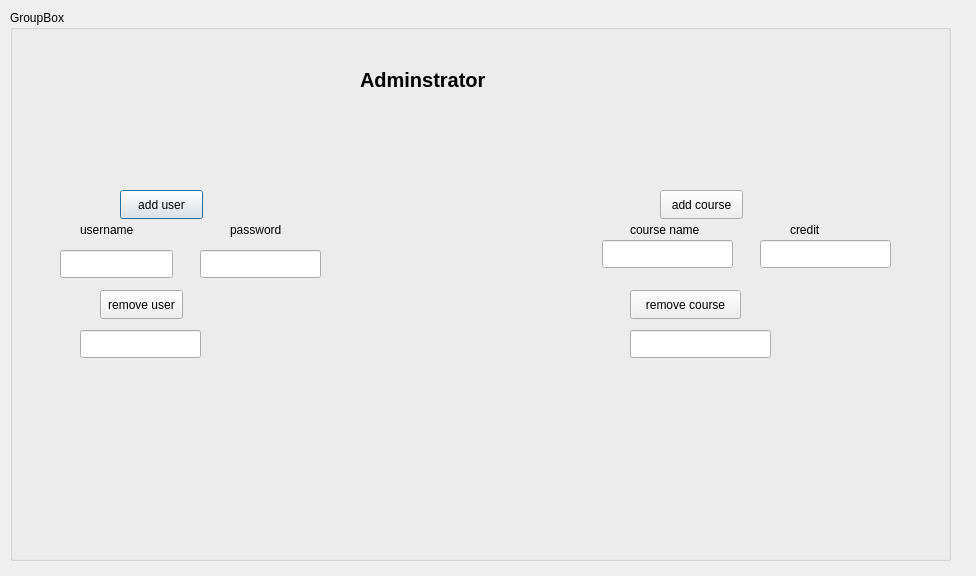
First picture: the form in SRC/adminstrator.ui, repository EyadEhab/studentManagementSystem, before the edit.
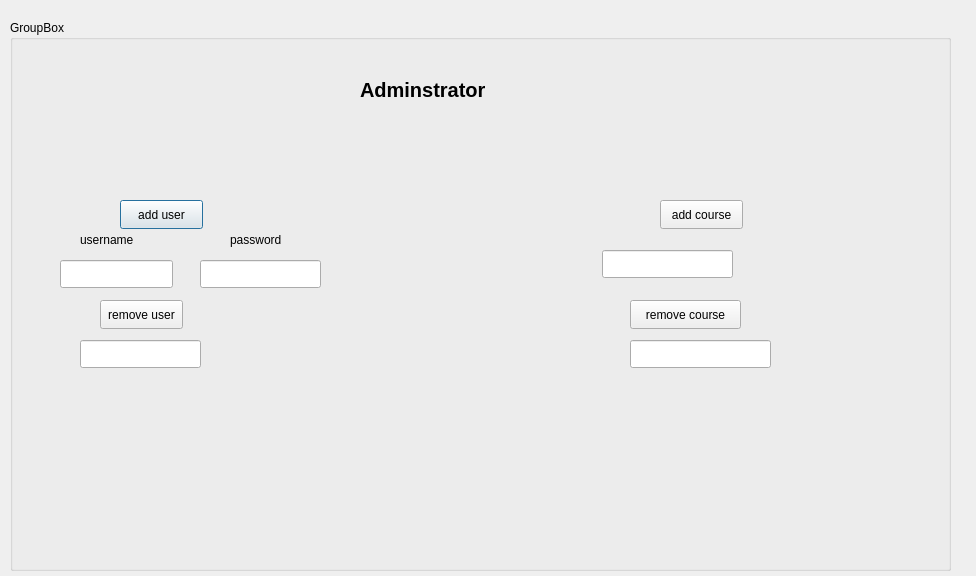
Second picture: the form after the edit.

```diff
--- a/SRC/adminstrator.ui
+++ b/SRC/adminstrator.ui
@@ -17,7 +17,7 @@
    <property name="geometry">
     <rect>
      <x>10</x>
-     <y>10</y>
+     <y>20</y>
      <width>941</width>
      <height>551</height>
     </rect>
@@ -136,17 +136,7 @@
      </rect>
     </property>
    </widget>
-   <widget class="QLineEdit" name="lineEdit_4">
-    <property name="geometry">
-     <rect>
-      <x>750</x>
-      <y>230</y>
-      <width>131</width>
-      <height>28</height>
-     </rect>
-    </property>
-   </widget>
-   <widget class="QLineEdit" name="lineEdit_6">
+   <widget class="QLineEdit" name="removeCourse1">
     <property name="geometry">
      <rect>
       <x>620</x>
@@ -156,32 +146,6 @@
      </rect>
     </property>
    </widget>
-   <widget class="QLabel" name="label_2">
-    <property name="geometry">
-     <rect>
-      <x>780</x>
-      <y>210</y>
-      <width>63</width>
-      <height>20</height>
-     </rect>
-    </property>
-    <property name="text">
-     <string>credit</string>
-    </property>
-   </widget>
-   <widget class="QLabel" name="label_3">
-    <property name="geometry">
-     <rect>
-      <x>620</x>
-      <y>210</y>
-      <width>91</width>
-      <height>20</height>
-     </rect>
-    </property>
-    <property name="text">
-     <string>course name</string>
-    </property>
-   </widget>
    <widget class="QLabel" name="label_4">
     <property name="geometry">
      <rect>
```
Left out of the diff: 6 changed lines with no effect on the pictures.
